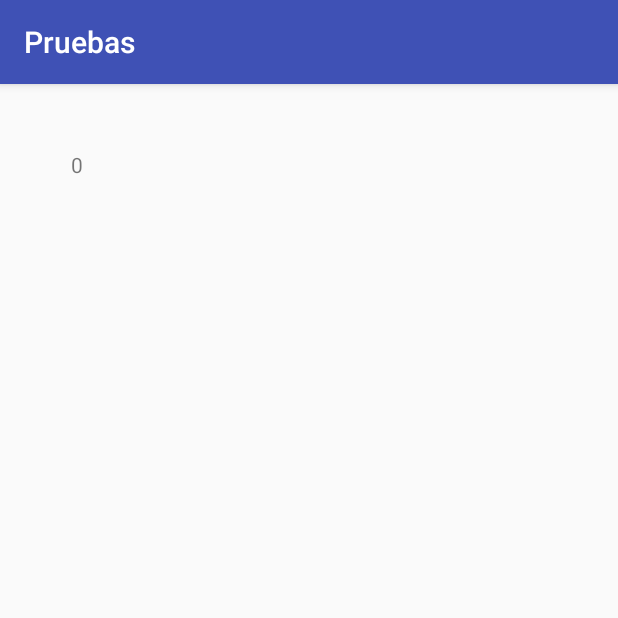
After one commit to ldizbarros/Fragments, an Android app: the New screen opened directly, with no data from a screen before it, on a phone screen of 412 x 824 dp, the top half of it. The commit adds this screen. Run offline under Robolectric (Android 15) with nearby library versions, the phone set to English and light mode, and no system bars.

Commit message:
Creada Nueva Actividad y pasados datos

```diff
--- a/app/build.gradle
+++ b/app/build.gradle
@@ -24,10 +24,11 @@ android {
 
 dependencies {
     implementation fileTree(dir: 'libs', include: ['*.jar'])
-    implementation"org.jetbrains.kotlin:kotlin-stdlib-jdk7:$kotlin_version"
+    implementation "org.jetbrains.kotlin:kotlin-stdlib-jdk7:$kotlin_version"
     implementation 'com.android.support:appcompat-v7:28.0.0'
     implementation 'com.android.support.constraint:constraint-layout:1.1.3'
     implementation "org.jetbrains.anko:anko:$anko_version"
+    implementation 'com.android.support:design:28.0.0'
     testImplementation 'junit:junit:4.12'
     androidTestImplementation 'com.android.support.test:runner:1.0.2'
     androidTestImplementation 'com.android.support.test.espresso:espresso-core:3.0.2'
--- a/app/src/main/AndroidManifest.xml
+++ b/app/src/main/AndroidManifest.xml
@@ -16,6 +16,11 @@
                 <category android:name="android.intent.category.LAUNCHER" />
             </intent-filter>
         </activity>
+        <activity
+            android:name=".Nueva"
+            android:label="@string/title_activity_nueva"
+            android:theme="@style/AppTheme.NoActionBar" />
+        <activity android:name=".New"></activity>
     </application>
 
 </manifest>
--- a/app/src/main/java/com/dam18/project/pruebas/MainActivity.kt
+++ b/app/src/main/java/com/dam18/project/pruebas/MainActivity.kt
@@ -18,10 +18,8 @@ class MainActivity : AppCompatActivity() {
         }
 
         // Hacemos que cada vez que cliquemos el boton cambiemos de activity
-        btnVertical.setOnClickListener {
-            //TO DO
+        btnChange.setOnClickListener {
+            startActivity(intentFor<New>("id" to 5).singleTop())
         }
-
-
     }
 }
--- /dev/null
+++ b/app/src/main/java/com/dam18/project/pruebas/New.kt
@@ -0,0 +1,17 @@
+package com.dam18.project.pruebas
+
+import android.support.v7.app.AppCompatActivity
+import android.os.Bundle
+import kotlinx.android.synthetic.main.activity_main.*
+import kotlinx.android.synthetic.main.activity_new.*
+
+class New : AppCompatActivity() {
+
+    override fun onCreate(savedInstanceState: Bundle?) {
+        super.onCreate(savedInstanceState)
+        setContentView(R.layout.activity_new)
+
+        val valor = intent.getIntExtra("id",0)
+        txtNew.setText(valor.toString())
+    }
+}
--- /dev/null
+++ b/app/src/main/res/layout/activity_new.xml
@@ -0,0 +1,20 @@
+<?xml version="1.0" encoding="utf-8"?>
+<android.support.constraint.ConstraintLayout xmlns:android="http://schemas.android.com/apk/res/android"
+    xmlns:app="http://schemas.android.com/apk/res-auto"
+    xmlns:tools="http://schemas.android.com/tools"
+    android:layout_width="match_parent"
+    android:layout_height="match_parent"
+    tools:context=".New">
+
+    <TextView
+        android:id="@+id/txtNew"
+        android:layout_width="wrap_content"
+        android:layout_height="18dp"
+        android:text="Actividad Nueva"
+        app:layout_constraintBottom_toBottomOf="parent"
+        app:layout_constraintEnd_toEndOf="parent"
+        app:layout_constraintHorizontal_bias="0.117"
+        app:layout_constraintStart_toStartOf="parent"
+        app:layout_constraintTop_toTopOf="parent"
+        app:layout_constraintVertical_bias="0.059" />
+</android.support.constraint.ConstraintLayout>
--- /dev/null
+++ b/app/src/main/res/values/dimens.xml
@@ -0,0 +1,3 @@
+<resources>
+    <dimen name="fab_margin">16dp</dimen>
+</resources>
--- a/app/src/main/res/values/strings.xml
+++ b/app/src/main/res/values/strings.xml
@@ -1,3 +1,4 @@
 <resources>
     <string name="app_name">Pruebas</string>
+    <string name="title_activity_nueva">Nueva</string>
 </resources>
--- a/app/src/main/res/values/styles.xml
+++ b/app/src/main/res/values/styles.xml
@@ -8,4 +8,13 @@
         <item name="colorAccent">@color/colorAccent</item>
     </style>
 
+    <style name="AppTheme.NoActionBar">
+        <item name="windowActionBar">false</item>
+        <item name="windowNoTitle">true</item>
+    </style>
+
+    <style name="AppTheme.AppBarOverlay" parent="ThemeOverlay.AppCompat.Dark.ActionBar" />
+
+    <style name="AppTheme.PopupOverlay" parent="ThemeOverlay.AppCompat.Light" />
+
 </resources>
```
Also changed, not shown: app/src/main/res/layout-land/activity_main.xml (+5 -3 lines), app/src/main/res/layout/activity_main.xml (+5 -3 lines).
